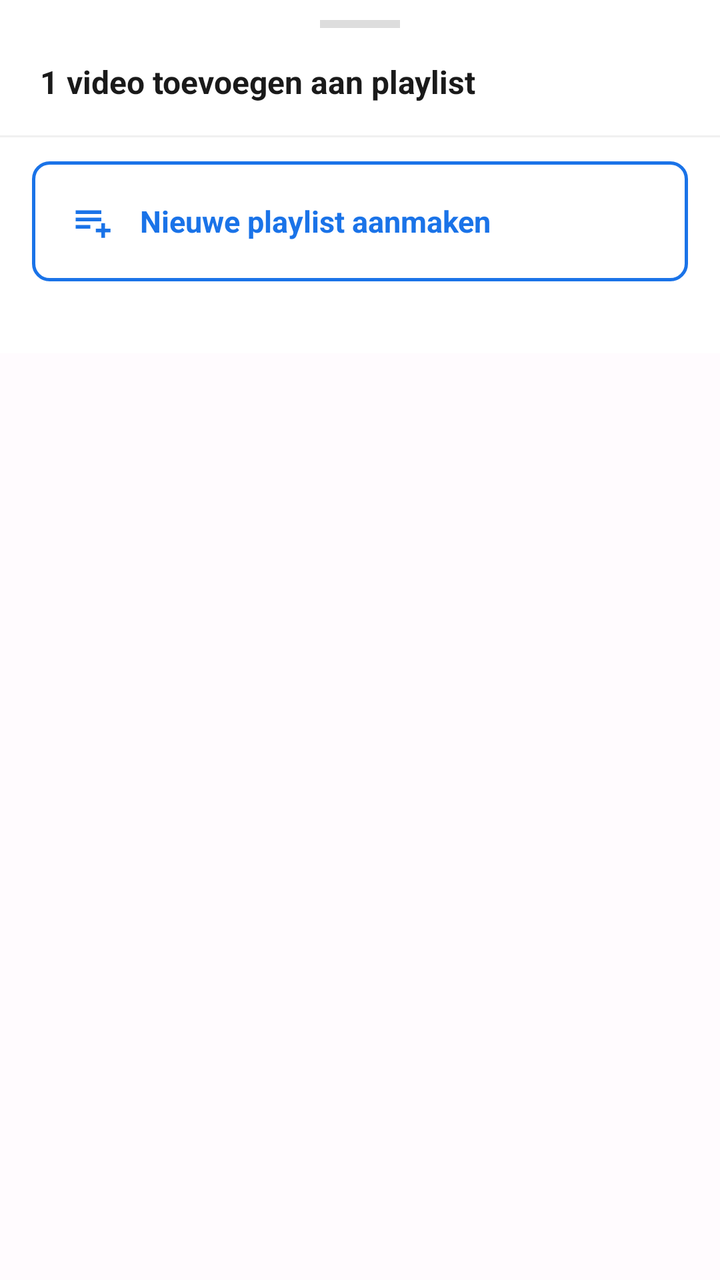
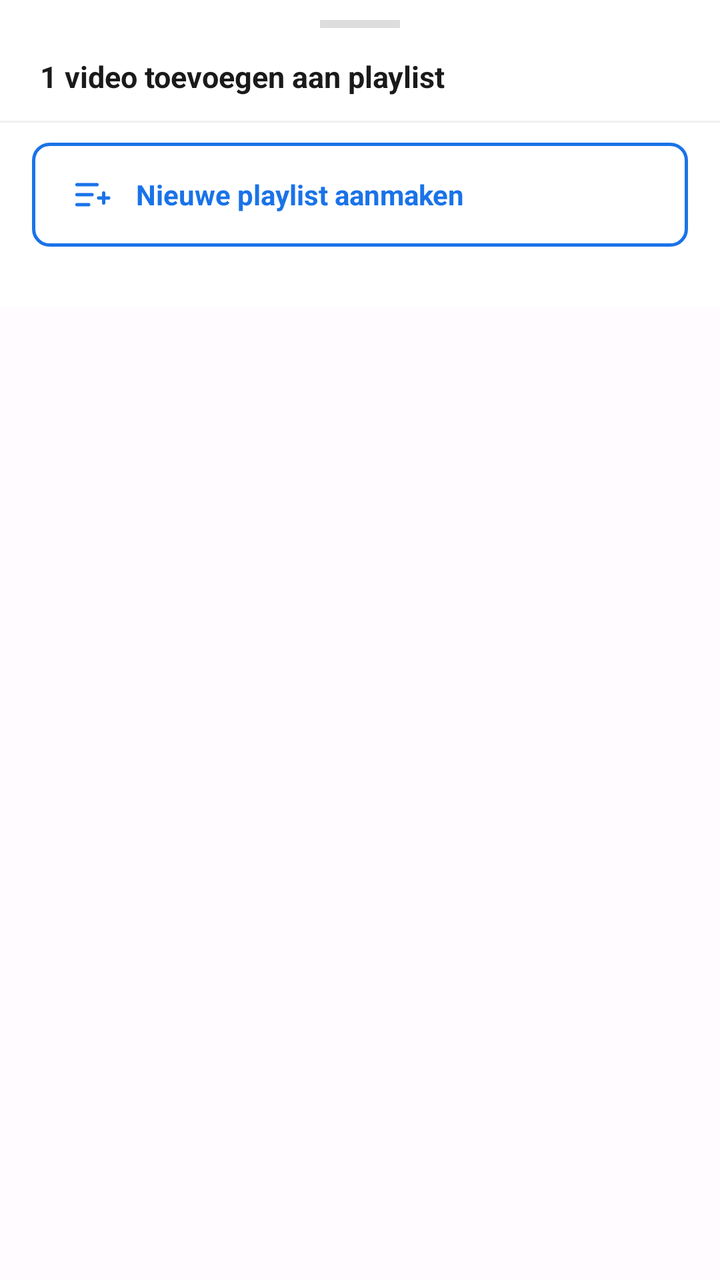

Before-and-after screenshots of an Android layout around one commit, followed by the original layout XML and the change that was made.
<!-- AndroidManifest.xml: application theme AppTheme -->
<!-- res/layout/bottom_sheet_playlist_container.xml -->
<?xml version="1.0" encoding="utf-8"?>
<FrameLayout
    xmlns:android="http://schemas.android.com/apk/res/android"
    android:layout_width="match_parent"
    android:layout_height="wrap_content">

    
    <LinearLayout
        android:id="@+id/viewSelectPlaylist"
        android:layout_width="match_parent"
        android:layout_height="wrap_content"
        android:orientation="vertical"
        android:background="@android:color/white"
        android:paddingBottom="24dp"
        android:visibility="visible">

        
        <View
            android:layout_width="40dp"
            android:layout_height="4dp"
            android:layout_gravity="center_horizontal"
            android:layout_marginTop="10dp"
            android:layout_marginBottom="8dp"
            android:background="#DDDDDD"
            android:importantForAccessibility="no" />

        
        <TextView
            android:id="@+id/tvPlaylistSheetTitle"
            android:layout_width="match_parent"
            android:layout_height="wrap_content"
            android:paddingHorizontal="20dp"
            android:paddingTop="8dp"
            android:paddingBottom="16dp"
            android:text="1 video toevoegen aan playlist"
            android:textSize="16sp"
            android:textStyle="bold"
            android:textColor="#1A1A1A" />

        
        <View
            android:layout_width="match_parent"
            android:layout_height="1dp"
            android:background="#F0F0F0"
            android:layout_marginBottom="12dp" />

        
        <LinearLayout
            android:id="@+id/btnNewPlaylist"
            android:layout_width="match_parent"
            android:layout_height="60dp"
            android:orientation="horizontal"
            android:gravity="center_vertical"
            android:paddingHorizontal="20dp"
            android:layout_marginHorizontal="16dp"
            android:layout_marginBottom="12dp"
            android:background="@drawable/bg_new_playlist_btn"
            android:clickable="true"
            android:focusable="true">

            <ImageView
                android:layout_width="22dp"
                android:layout_height="22dp"
                android:src="@drawable/ic_playlist_add"
                android:tint="#1A73E8"
                android:importantForAccessibility="no" />

            <TextView
                android:layout_width="0dp"
                android:layout_height="wrap_content"
                android:layout_weight="1"
                android:layout_marginStart="12dp"
                android:text="Nieuwe playlist aanmaken"
                android:textSize="15sp"
                android:textStyle="bold"
                android:textColor="#1A73E8" />

        </LinearLayout>

        
        <androidx.recyclerview.widget.RecyclerView
            android:id="@+id/rvPlaylists"
            android:layout_width="match_parent"
            android:layout_height="wrap_content"
            android:nestedScrollingEnabled="false"
            android:overScrollMode="never" />

        
        <TextView
            android:id="@+id/tvPlaylistEmpty"
            android:layout_width="match_parent"
            android:layout_height="wrap_content"
            android:paddingHorizontal="20dp"
            android:paddingVertical="16dp"
            android:text="아직 플레이리스트가 없습니다.\n'Nieuwe playlist aanmaken' 을 눌러 추가하세요."
            android:textSize="13sp"
            android:textColor="#888888"
            android:gravity="center"
            android:visibility="gone" />

    </LinearLayout>

    
    <LinearLayout
        android:id="@+id/viewNewPlaylist"
        android:layout_width="match_parent"
        android:layout_height="wrap_content"
        android:orientation="vertical"
        android:background="@android:color/white"
        android:paddingBottom="32dp"
        android:visibility="gone">

        
        <View
            android:layout_width="40dp"
            android:layout_height="4dp"
            android:layout_gravity="center_horizontal"
            android:layout_marginTop="10dp"
            android:layout_marginBottom="12dp"
            android:background="#DDDDDD"
            android:importantForAccessibility="no" />

        
        <LinearLayout
            android:layout_width="match_parent"
            android:layout_height="wrap_content"
            android:orientation="horizontal"
            android:gravity="center_vertical"
            android:paddingHorizontal="20dp"
            android:paddingBottom="20dp">

            <ImageView
                android:layout_width="22dp"
                android:layout_height="22dp"
                android:src="@drawable/ic_playlist_add"
                android:tint="#1A1A1A"
                android:importantForAccessibility="no" />

            <TextView
                android:layout_width="0dp"
                android:layout_height="wrap_content"
                android:layout_weight="1"
                android:layout_marginStart="10dp"
                android:text="Nieuwe playlist aanmaken"
                android:textSize="16sp"
                android:textStyle="bold"
                android:textColor="#1A1A1A" />

        </LinearLayout>

        
        <LinearLayout
            android:layout_width="match_parent"
            android:layout_height="wrap_content"
            android:orientation="horizontal"
            android:paddingHorizontal="16dp"
            android:gravity="center_vertical">

            <com.google.android.material.textfield.TextInputLayout
                android:id="@+id/tilPlaylistName"
                android:layout_width="0dp"
                android:layout_height="wrap_content"
                android:layout_weight="1"
                android:layout_marginEnd="10dp"
                style="@style/Widget.MaterialComponents.TextInputLayout.OutlinedBox">

                <com.google.android.material.textfield.TextInputEditText
                    android:id="@+id/etPlaylistName"
                    android:layout_width="match_parent"
                    android:layout_height="wrap_content"
                    android:hint="Naam playlist invoeren"
                    android:inputType="textCapSentences"
                    android:imeOptions="actionDone"
                    android:maxLines="1"
                    android:textSize="14sp" />

            </com.google.android.material.textfield.TextInputLayout>

            <Button
                android:id="@+id/btnCreatePlaylist"
                android:layout_width="wrap_content"
                android:layout_height="wrap_content"
                android:text="Aanmaken"
                android:textSize="14sp"
                android:enabled="false"
                style="@style/Widget.MaterialComponents.Button.OutlinedButton" />

        </LinearLayout>

    </LinearLayout>

</FrameLayout>
<!-- resources referenced by this layout -->
<resources>
  <!-- drawable ic_playlist_add (drawable) -->
  <?xml version="1.0" encoding="utf-8"?>
  <vector xmlns:android="http://schemas.android.com/apk/res/android"
      android:width="24dp"
      android:height="24dp"
      android:viewportWidth="24"
      android:viewportHeight="24">
  
      
      <path
          android:fillColor="#FF000000"
          android:pathData="M2,6h14v2H2zM2,10h14v2H2zM2,14h8v2H2z" />
  
      
      <path
          android:fillColor="#FF000000"
          android:pathData="M18,13h-2v3h-3v2h3v3h2v-3h3v-2h-3z" />
  
  </vector>
  <style name="AppTheme" parent="Theme.MaterialComponents.Light.NoActionBar">
          <item name="colorPrimary">@color/md_theme_light_primary</item>
          <item name="colorOnPrimary">@color/md_theme_light_onPrimary</item>
          <item name="colorPrimaryContainer">@color/md_theme_light_primaryContainer</item>
          <item name="colorOnPrimaryContainer">@color/md_theme_light_onPrimaryContainer</item>
          <item name="colorSecondary">@color/md_theme_light_secondary</item>
          <item name="colorOnSecondary">@color/md_theme_light_onSecondary</item>
          <item name="colorSecondaryContainer">@color/md_theme_light_secondaryContainer</item>
          <item name="colorOnSecondaryContainer">@color/md_theme_light_onSecondaryContainer</item>
          <item name="colorTertiary">@color/md_theme_light_tertiary</item>
          <item name="colorOnTertiary">@color/md_theme_light_onTertiary</item>
          <item name="colorTertiaryContainer">@color/md_theme_light_tertiaryContainer</item>
          <item name="colorOnTertiaryContainer">@color/md_theme_light_onTertiaryContainer</item>
          <item name="colorError">@color/md_theme_light_error</item>
          <item name="colorOnError">@color/md_theme_light_onError</item>
          <item name="colorErrorContainer">@color/md_theme_light_errorContainer</item>
          <item name="colorOnErrorContainer">@color/md_theme_light_onErrorContainer</item>
          <item name="colorOutline">@color/md_theme_light_outline</item>
          <item name="android:colorBackground">@color/md_theme_light_background</item>
          <item name="colorOnBackground">@color/md_theme_light_onBackground</item>
          <item name="colorSurface">@color/md_theme_light_surface</item>
          <item name="colorOnSurface">@color/md_theme_light_onSurface</item>
          <item name="colorSurfaceVariant">@color/md_theme_light_surfaceVariant</item>
          <item name="colorOnSurfaceVariant">@color/md_theme_light_onSurfaceVariant</item>
          <item name="colorSurfaceInverse">@color/md_theme_light_inverseSurface</item>
          <item name="colorOnSurfaceInverse">@color/md_theme_light_inverseOnSurface</item>
          <item name="colorPrimaryInverse">@color/md_theme_light_inversePrimary</item>
          <item name="android:navigationBarColor">@android:color/transparent</item>
          <item name="android:statusBarColor">@android:color/transparent</item>
          <item name="android:windowLightNavigationBar" tools:targetApi="o_mr1">true</item>
          <item name="android:windowLightStatusBar">true</item>
          <item name="android:windowOptOutEdgeToEdgeEnforcement">true</item>
          <item name="android:windowTranslucentNavigation">false</item>
          <item name="android:windowTranslucentStatus">false</item>
      </style>
  <!-- unchanged entries left out for length: 27 -->
</resources>

<!-- the commit's change to res/layout/bottom_sheet_playlist_container.xml (unified diff, before → after) -->
@@ -11,10 +11,9 @@
         android:layout_height="wrap_content"
         android:orientation="vertical"
         android:background="@android:color/white"
-        android:paddingBottom="24dp"
+        android:paddingBottom="20dp"
         android:visibility="visible">
 
-        
         <View
             android:layout_width="40dp"
             android:layout_height="4dp"
@@ -24,44 +23,41 @@
             android:background="#DDDDDD"
             android:importantForAccessibility="no" />
 
-        
         <TextView
             android:id="@+id/tvPlaylistSheetTitle"
             android:layout_width="match_parent"
             android:layout_height="wrap_content"
             android:paddingHorizontal="20dp"
-            android:paddingTop="8dp"
-            android:paddingBottom="16dp"
+            android:paddingTop="6dp"
+            android:paddingBottom="12dp"
             android:text="1 video toevoegen aan playlist"
-            android:textSize="16sp"
+            android:textSize="15sp"
             android:textStyle="bold"
             android:textColor="#1A1A1A" />
 
-        
         <View
             android:layout_width="match_parent"
             android:layout_height="1dp"
             android:background="#F0F0F0"
-            android:layout_marginBottom="12dp" />
+            android:layout_marginBottom="10dp" />
 
-        
         <LinearLayout
             android:id="@+id/btnNewPlaylist"
             android:layout_width="match_parent"
-            android:layout_height="60dp"
+            android:layout_height="52dp"
             android:orientation="horizontal"
             android:gravity="center_vertical"
             android:paddingHorizontal="20dp"
             android:layout_marginHorizontal="16dp"
-            android:layout_marginBottom="12dp"
+            android:layout_marginBottom="10dp"
             android:background="@drawable/bg_new_playlist_btn"
             android:clickable="true"
             android:focusable="true">
 
             <ImageView
-                android:layout_width="22dp"
-                android:layout_height="22dp"
-                android:src="@drawable/ic_playlist_add"
+                android:layout_width="20dp"
+                android:layout_height="20dp"
+                android:src="@drawable/ic_menu_playlist"
                 android:tint="#1A73E8"
                 android:importantForAccessibility="no" />
 
@@ -71,13 +67,12 @@
                 android:layout_weight="1"
                 android:layout_marginStart="12dp"
                 android:text="Nieuwe playlist aanmaken"
-                android:textSize="15sp"
+                android:textSize="14sp"
                 android:textStyle="bold"
                 android:textColor="#1A73E8" />
 
         </LinearLayout>
 
-        
         <androidx.recyclerview.widget.RecyclerView
             android:id="@+id/rvPlaylists"
             android:layout_width="match_parent"
@@ -85,13 +80,12 @@
             android:nestedScrollingEnabled="false"
             android:overScrollMode="never" />
 
-        
         <TextView
             android:id="@+id/tvPlaylistEmpty"
             android:layout_width="match_parent"
             android:layout_height="wrap_content"
             android:paddingHorizontal="20dp"
-            android:paddingVertical="16dp"
+            android:paddingVertical="12dp"
             android:text="아직 플레이리스트가 없습니다.\n'Nieuwe playlist aanmaken' 을 눌러 추가하세요."
             android:textSize="13sp"
             android:textColor="#888888"
@@ -107,32 +101,30 @@
         android:layout_height="wrap_content"
         android:orientation="vertical"
         android:background="@android:color/white"
-        android:paddingBottom="32dp"
+        android:paddingBottom="20dp"
         android:visibility="gone">
 
-        
         <View
             android:layout_width="40dp"
             android:layout_height="4dp"
             android:layout_gravity="center_horizontal"
             android:layout_marginTop="10dp"
-            android:layout_marginBottom="12dp"
+            android:layout_marginBottom="10dp"
             android:background="#DDDDDD"
             android:importantForAccessibility="no" />
 
-        
         <LinearLayout
             android:layout_width="match_parent"
             android:layout_height="wrap_content"
             android:orientation="horizontal"
             android:gravity="center_vertical"
             android:paddingHorizontal="20dp"
-            android:paddingBottom="20dp">
+            android:paddingBottom="14dp">
 
             <ImageView
-                android:layout_width="22dp"
-                android:layout_height="22dp"
-                android:src="@drawable/ic_playlist_add"
+                android:layout_width="20dp"
+                android:layout_height="20dp"
+                android:src="@drawable/ic_menu_playlist"
                 android:tint="#1A1A1A"
                 android:importantForAccessibility="no" />
 
@@ -142,7 +134,7 @@
                 android:layout_weight="1"
                 android:layout_marginStart="10dp"
                 android:text="Nieuwe playlist aanmaken"
-                android:textSize="16sp"
+                android:textSize="15sp"
                 android:textStyle="bold"
                 android:textColor="#1A1A1A" />
 
@@ -153,37 +145,41 @@
             android:layout_width="match_parent"
             android:layout_height="wrap_content"
             android:orientation="horizontal"
-            android:paddingHorizontal="16dp"
+            android:paddingStart="16dp"
+            android:paddingEnd="16dp"
             android:gravity="center_vertical">
 
-            <com.google.android.material.textfield.TextInputLayout
-                android:id="@+id/tilPlaylistName"
+            <EditText
+                android:id="@+id/etPlaylistName"
                 android:layout_width="0dp"
-                android:layout_height="wrap_content"
+                android:layout_height="48dp"
                 android:layout_weight="1"
-                android:layout_marginEnd="10dp"
-                style="@style/Widget.MaterialComponents.TextInputLayout.OutlinedBox">
-
-                <com.google.android.material.textfield.TextInputEditText
-                    android:id="@+id/etPlaylistName"
-                    android:layout_width="match_parent"
-                    android:layout_height="wrap_content"
-                    android:hint="Naam playlist invoeren"
-                    android:inputType="textCapSentences"
-                    android:imeOptions="actionDone"
-                    android:maxLines="1"
-                    android:textSize="14sp" />
-
-            </com.google.android.material.textfield.TextInputLayout>
+                android:layout_marginEnd="8dp"
+                android:minHeight="0dp"
+                android:hint="Naam playlist invoeren"
+                android:textSize="14sp"
+                android:textColor="#111111"
+                android:textColorHint="#AAAAAA"
+                android:inputType="textCapSentences"
+                android:imeOptions="actionDone"
+                android:maxLines="1"
+                android:paddingStart="12dp"
+                android:paddingEnd="12dp"
+                android:background="@drawable/bg_edittext_outlined" />
 
             <Button
                 android:id="@+id/btnCreatePlaylist"
                 android:layout_width="wrap_content"
-                android:layout_height="wrap_content"
+                android:layout_height="48dp"
+                android:insetTop="0dp"
+                android:insetBottom="0dp"
                 android:text="Aanmaken"
                 android:textSize="14sp"
+                android:textColor="@color/btn_playlist_create_text"
                 android:enabled="false"
-                style="@style/Widget.MaterialComponents.Button.OutlinedButton" />
+                android:backgroundTint="@color/btn_playlist_create_bg"
+                android:paddingStart="16dp"
+                android:paddingEnd="16dp" />
 
         </LinearLayout>
 
<!-- resource entries referenced after the edit -->
@@ -1,23 +1,46 @@
 <!-- resources referenced by this layout -->
 <resources>
-  <!-- drawable ic_playlist_add (drawable) -->
+  <!-- drawable bg_edittext_outlined (drawable) -->
+  <?xml version="1.0" encoding="utf-8"?>
+  <shape xmlns:android="http://schemas.android.com/apk/res/android"
+      android:shape="rectangle">
+      <corners android:radius="4dp" />
+      <stroke android:width="1dp" android:color="#CCCCCC" />
+      <solid android:color="#FFFFFF" />
+  </shape>
+  <!-- drawable ic_menu_playlist (drawable) -->
   <?xml version="1.0" encoding="utf-8"?>
   <vector xmlns:android="http://schemas.android.com/apk/res/android"
       android:width="24dp"
       android:height="24dp"
       android:viewportWidth="24"
       android:viewportHeight="24">
-  
       
       <path
-          android:fillColor="#FF000000"
-          android:pathData="M2,6h14v2H2zM2,10h14v2H2zM2,14h8v2H2z" />
-  
+          android:fillColor="@android:color/transparent"
+          android:strokeColor="#555555"
+          android:strokeWidth="2"
+          android:strokeLineCap="round"
+          android:pathData="M3,6 L15,6" />
+      <path
+          android:fillColor="@android:color/transparent"
+          android:strokeColor="#555555"
+          android:strokeWidth="2"
+          android:strokeLineCap="round"
+          android:pathData="M3,12 L12,12" />
+      <path
+          android:fillColor="@android:color/transparent"
+          android:strokeColor="#555555"
+          android:strokeWidth="2"
+          android:strokeLineCap="round"
+          android:pathData="M3,18 L10,18" />
       
       <path
-          android:fillColor="#FF000000"
-          android:pathData="M18,13h-2v3h-3v2h3v3h2v-3h3v-2h-3z" />
-  
+          android:fillColor="@android:color/transparent"
+          android:strokeColor="#555555"
+          android:strokeWidth="2"
+          android:strokeLineCap="round"
+          android:pathData="M19,11 L19,17 M16,14 L22,14" />
   </vector>
   <style name="AppTheme" parent="Theme.MaterialComponents.Light.NoActionBar">
           <item name="colorPrimary">@color/md_theme_light_primary</item>
@@ -46,6 +69,8 @@
           <item name="colorSurfaceInverse">@color/md_theme_light_inverseSurface</item>
           <item name="colorOnSurfaceInverse">@color/md_theme_light_inverseOnSurface</item>
           <item name="colorPrimaryInverse">@color/md_theme_light_inversePrimary</item>
+          <item name="colorControlNormal">#AAAAAA</item>
+          <item name="colorControlActivated">#4A7FD4</item>
           <item name="android:navigationBarColor">@android:color/transparent</item>
           <item name="android:statusBarColor">@android:color/transparent</item>
           <item name="android:windowLightNavigationBar" tools:targetApi="o_mr1">true</item>
